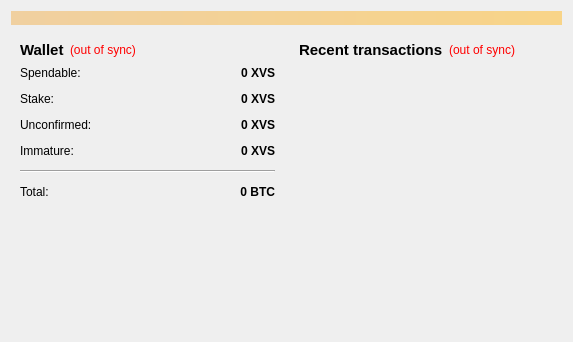
First picture: the form in src/qt/forms/overviewpage.ui, repository wtomtom/vsynctt, before the edit.
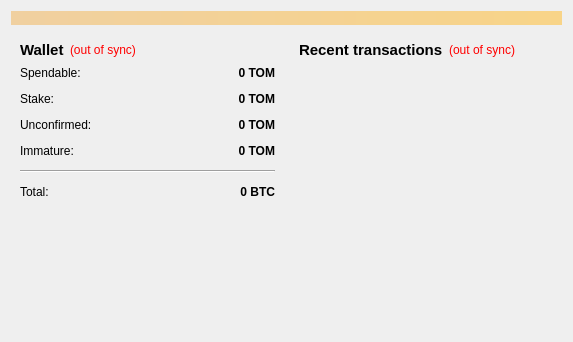
Second picture: the form after the edit.

```diff
--- a/src/qt/forms/overviewpage.ui
+++ b/src/qt/forms/overviewpage.ui
@@ -118,7 +118,7 @@
                <string>Your current spendable balance</string>
               </property>
               <property name="text">
-               <string notr="true">0 XVS</string>
+               <string notr="true">0 TOM</string>
               </property>
               <property name="alignment">
                <set>Qt::AlignRight|Qt::AlignTrailing|Qt::AlignVCenter</set>
@@ -150,7 +150,7 @@
                <string>Total of coins that was staked, and do not yet count toward the current balance</string>
               </property>
               <property name="text">
-               <string notr="true">0 XVS</string>
+               <string notr="true">0 TOM</string>
               </property>
               <property name="alignment">
                <set>Qt::AlignRight|Qt::AlignTrailing|Qt::AlignVCenter</set>
@@ -182,7 +182,7 @@
                <string>Total of transactions that have yet to be confirmed, and do not yet count toward the current balance</string>
               </property>
               <property name="text">
-               <string notr="true">0 XVS</string>
+               <string notr="true">0 TOM</string>
               </property>
               <property name="alignment">
                <set>Qt::AlignRight|Qt::AlignTrailing|Qt::AlignVCenter</set>
@@ -211,7 +211,7 @@
                <string>Mined balance that has not yet matured</string>
               </property>
               <property name="text">
-               <string notr="true">0 XVS</string>
+               <string notr="true">0 TOM</string>
               </property>
               <property name="alignment">
                <set>Qt::AlignRight|Qt::AlignTrailing|Qt::AlignVCenter</set>
```
Left out of the diff: 4 changed lines with no effect on the pictures.
